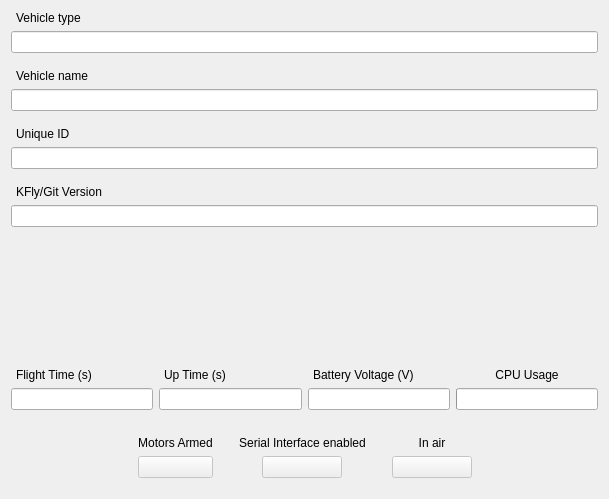
First picture: the form in ui_sys_info.ui, repository korken89/kfly_gui, before the edit.
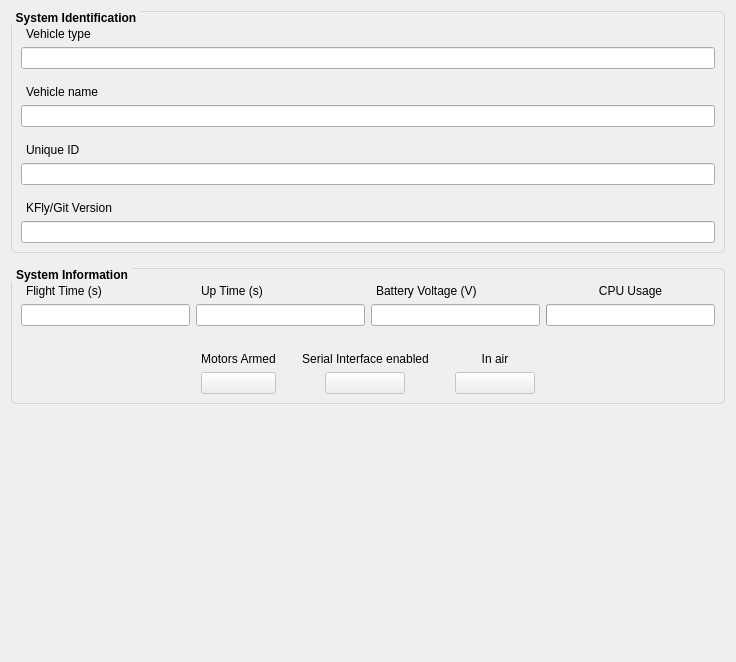
Second picture: the form after the edit. Custom widgets are drawn as their Qt base class.

The edit to the form file:
```diff
--- a/ui_sys_info.ui
+++ b/ui_sys_info.ui
@@ -6,14 +6,45 @@
    <rect>
     <x>0</x>
     <y>0</y>
-    <width>609</width>
-    <height>499</height>
+    <width>736</width>
+    <height>662</height>
    </rect>
   </property>
   <property name="windowTitle">
    <string>Form</string>
   </property>
   <layout class="QVBoxLayout" name="verticalLayout">
+   <property name="spacing">
+    <number>15</number>
+   </property>
+   <item>
+    <widget class="QGroupBox" name="groupBox_2">
+     <property name="font">
+      <font>
+       <weight>75</weight>
+       <bold>true</bold>
+      </font>
+     </property>
+     <property name="styleSheet">
+      <string notr="true">QGroupBox { 
+  border: 1px solid lightgray; 
+  border-radius: 5px;
+  margin-top: 1ex;
+}
+
+QGroupBox::title {
+    subcontrol-origin: margin;
+    subcontrol-position: top left;
+    padding: 0 3px;
+}</string>
+     </property>
+     <property name="title">
+      <string>System Identification</string>
+     </property>
+     <layout class="QVBoxLayout" name="verticalLayout_10">
+      <property name="topMargin">
+       <number>15</number>
+      </property>
    <item>
     <widget class="QLabel" name="label">
      <property name="text">
@@ -122,22 +153,37 @@
      </property>
     </widget>
    </item>
-   <item>
-    <spacer name="verticalSpacer_2">
-     <property name="orientation">
-      <enum>Qt::Vertical</enum>
-     </property>
-     <property name="sizeType">
-      <enum>QSizePolicy::Expanding</enum>
-     </property>
-     <property name="sizeHint" stdset="0">
-      <size>
-       <width>20</width>
-       <height>20</height>
-      </size>
-     </property>
-    </spacer>
+     </layout>
+    </widget>
    </item>
+   <item>
+    <widget class="QGroupBox" name="groupBox">
+     <property name="font">
+      <font>
+       <weight>75</weight>
+       <bold>true</bold>
+      </font>
+     </property>
+     <property name="styleSheet">
+      <string notr="true">QGroupBox { 
+  border: 1px solid lightgray; 
+  border-radius: 5px;
+  margin-top: 1ex;
+}
+
+QGroupBox::title {
+    subcontrol-origin: margin;
+    subcontrol-position: top left;
+    padding: 0 3px;
+}</string>
+     </property>
+     <property name="title">
+      <string>System Information</string>
+     </property>
+     <layout class="QVBoxLayout" name="verticalLayout_9">
+      <property name="topMargin">
+       <number>15</number>
+      </property>
    <item>
     <layout class="QHBoxLayout" name="horizontalLayout">
      <item>
@@ -408,18 +454,21 @@
      </item>
     </layout>
    </item>
+     </layout>
+    </widget>
+   </item>
    <item>
-    <spacer name="verticalSpacer">
+    <spacer name="verticalSpacer_2">
      <property name="orientation">
       <enum>Qt::Vertical</enum>
      </property>
      <property name="sizeType">
-      <enum>QSizePolicy::Minimum</enum>
+      <enum>QSizePolicy::Expanding</enum>
      </property>
      <property name="sizeHint" stdset="0">
       <size>
        <width>20</width>
-       <height>10</height>
+       <height>20</height>
       </size>
      </property>
     </spacer>
```
Lines whose indentation alone changed are shown as unchanged.
